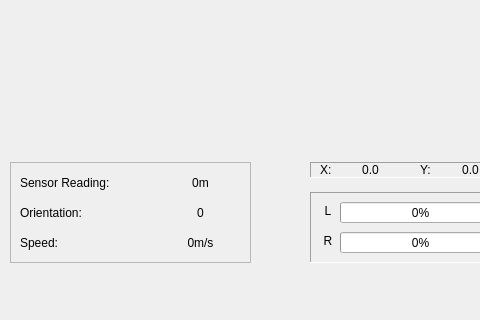
ronnymajani/CarBasicESP32, file HostPanel/host_panel.ui: the form before one commit; both pictures show x 0 to 480 and y 288 to 608 of the 841 by 608 pixel window.
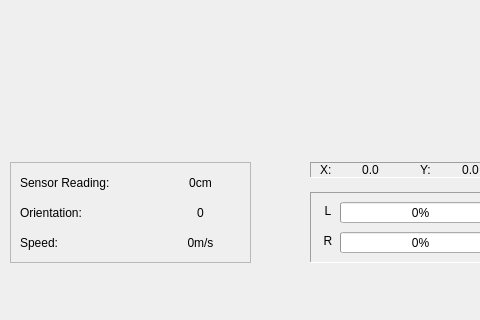
The form after the commit.

Diff of the .ui file:
```diff
--- a/HostPanel/host_panel.ui
+++ b/HostPanel/host_panel.ui
@@ -263,7 +263,7 @@
       </rect>
      </property>
      <property name="text">
-      <string>0m</string>
+      <string>0cm</string>
      </property>
      <property name="alignment">
       <set>Qt::AlignCenter</set>
```
